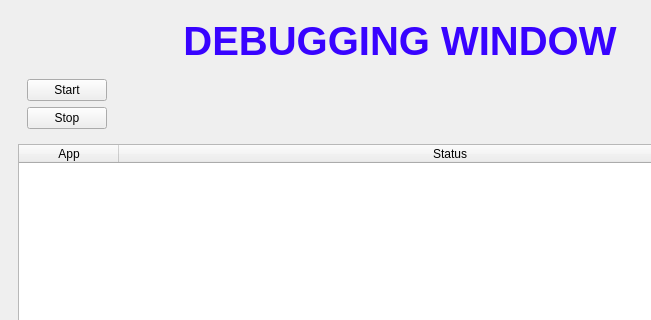
Before: the Qt Designer form core/debug_window.ui in JosephLattisaw/shadow, drawn with Qt 5; both pictures show x 0 to 651 and y 0 to 320 of the 800 by 600 pixel window.
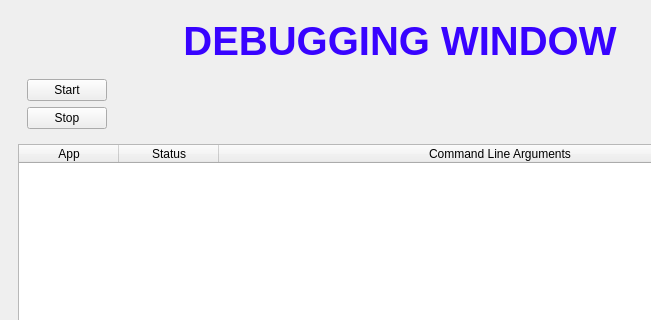
After: the same form once the commit is applied.

Commit message: added command line arguments option in debugging gui table and made that particular item editable and not the other columns editable

Diff of the .ui file:
```diff
--- a/core/debug_window.ui
+++ b/core/debug_window.ui
@@ -125,6 +125,11 @@
            <string>Status</string>
           </property>
          </column>
+         <column>
+          <property name="text">
+           <string>Command Line Arguments</string>
+          </property>
+         </column>
         </widget>
        </item>
       </layout>
```
Left out of the diff: 3 changed lines with no effect on the pictures. The commit also changes 2 other files.
